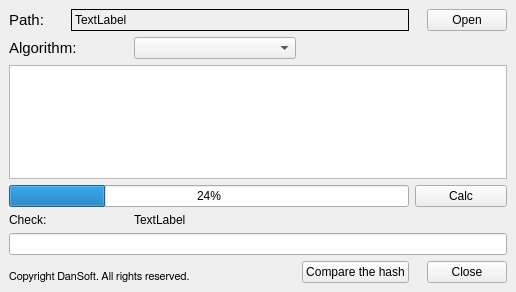
This is mainwindow.ui in admsasha/qcalcfilehash as Qt 5 draws it before an edit. The edited form follows.
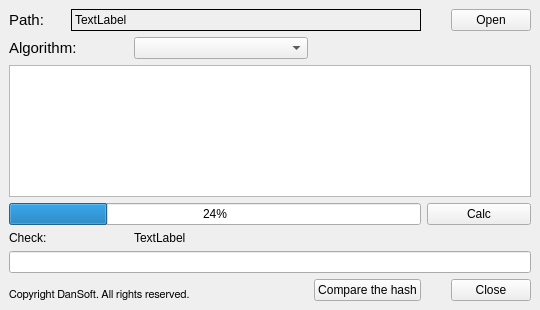
This is the edited form.

```diff
--- a/mainwindow.ui
+++ b/mainwindow.ui
@@ -6,8 +6,8 @@
    <rect>
     <x>0</x>
     <y>0</y>
-    <width>516</width>
-    <height>292</height>
+    <width>540</width>
+    <height>310</height>
    </rect>
   </property>
   <property name="windowTitle">
@@ -79,7 +79,7 @@
        <string>&lt;!DOCTYPE HTML PUBLIC &quot;-//W3C//DTD HTML 4.0//EN&quot; &quot;http://www.w3.org/TR/REC-html40/strict.dtd&quot;&gt;
 &lt;html&gt;&lt;head&gt;&lt;meta name=&quot;qrichtext&quot; content=&quot;1&quot; /&gt;&lt;style type=&quot;text/css&quot;&gt;
 p, li { white-space: pre-wrap; }
-&lt;/style&gt;&lt;/head&gt;&lt;body style=&quot; font-family:'DejaVu Sans'; font-size:11pt; font-weight:400; font-style:normal;&quot;&gt;
+&lt;/style&gt;&lt;/head&gt;&lt;body style=&quot; font-family:'Droid Sans'; font-size:10pt; font-weight:400; font-style:normal;&quot;&gt;
 &lt;p style=&quot;-qt-paragraph-type:empty; margin-top:0px; margin-bottom:0px; margin-left:0px; margin-right:0px; -qt-block-indent:0; text-indent:0px; font-family:'MS Shell Dlg 2'; font-size:8pt;&quot;&gt;&lt;br /&gt;&lt;/p&gt;&lt;/body&gt;&lt;/html&gt;</string>
       </property>
       <property name="acceptRichText">
```
Left out of the diff: 6 changed lines with no effect on the pictures.
